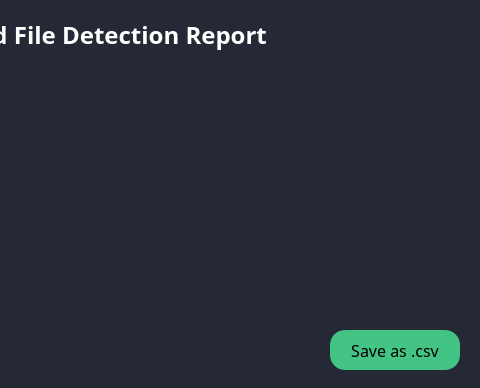
This is GUI/Report.ui in not4dog/Cerber-Type-Ransomware-Detection as Qt 5 draws it before an edit; both pictures show x 480 to 960 and y 0 to 388 of the 960 by 388 pixel window. The edited form follows.
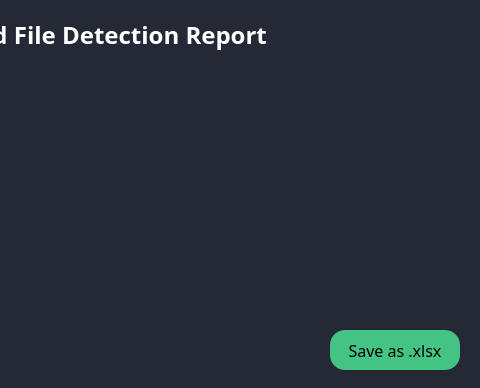
This is the edited form. Icons and pictures are not drawn.

Commit message: Report.ui 수정 (.csv -> .xlsx) *10.2.md 꼭 확인할것

Diff of the .ui file:
```diff
--- a/GUI/Report.ui
+++ b/GUI/Report.ui
@@ -451,7 +451,7 @@
 }</string>
     </property>
     <property name="text">
-     <string>Save as .csv</string>
+     <string>Save as .xlsx</string>
     </property>
    </widget>
   </widget>
```
